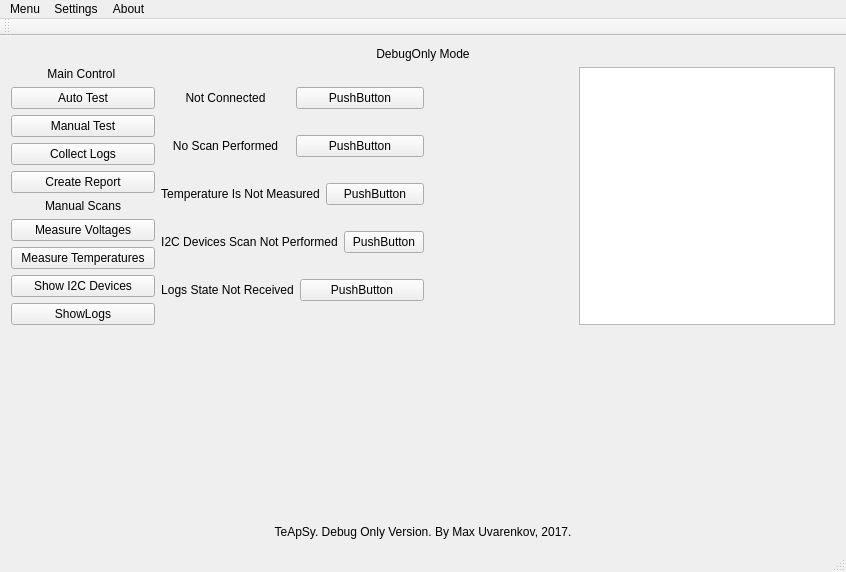
Qt form TeApSy/mainwindow.ui (Mar94oK/TeApSy) before a commit.
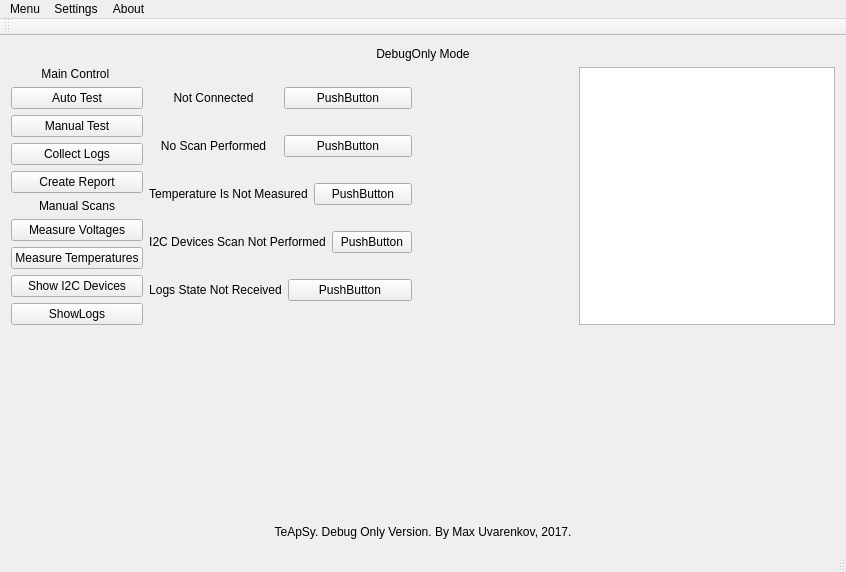
The same form after that commit. Custom widgets are drawn as their Qt base class.

Commit message: Temperature Hunidity Widget has been added.

```diff
--- a/TeApSy/mainwindow.ui
+++ b/TeApSy/mainwindow.ui
@@ -262,6 +262,13 @@
         </item>
        </layout>
       </item>
+      <item>
+       <layout class="QVBoxLayout" name="lt_TempHumid">
+        <item>
+         <widget class="QWidget" name="widget" native="true"/>
+        </item>
+       </layout>
+      </item>
       <item>
        <layout class="QVBoxLayout" name="lt_MeasuredValues">
         <item>
```
The commit also changes 4 other files.
